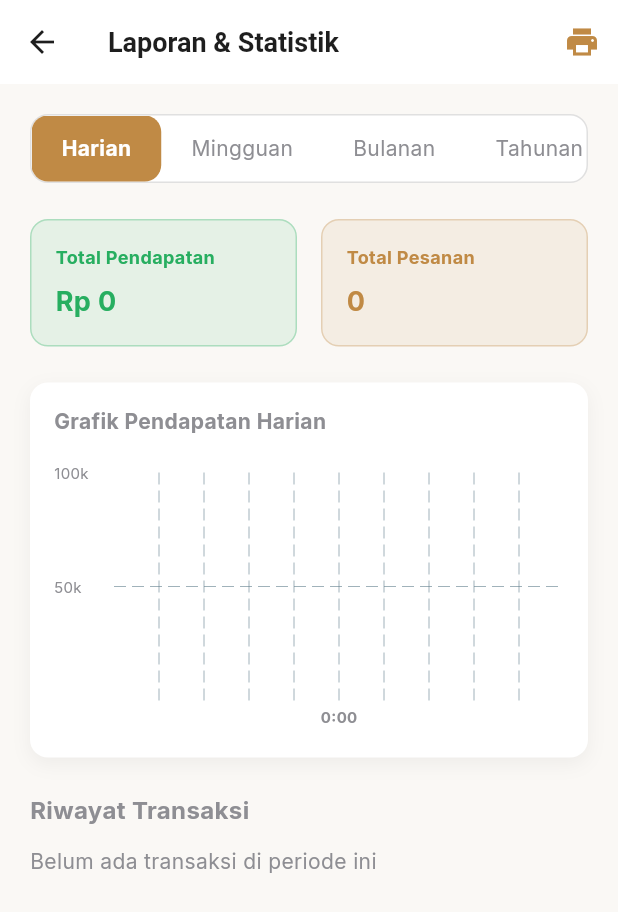
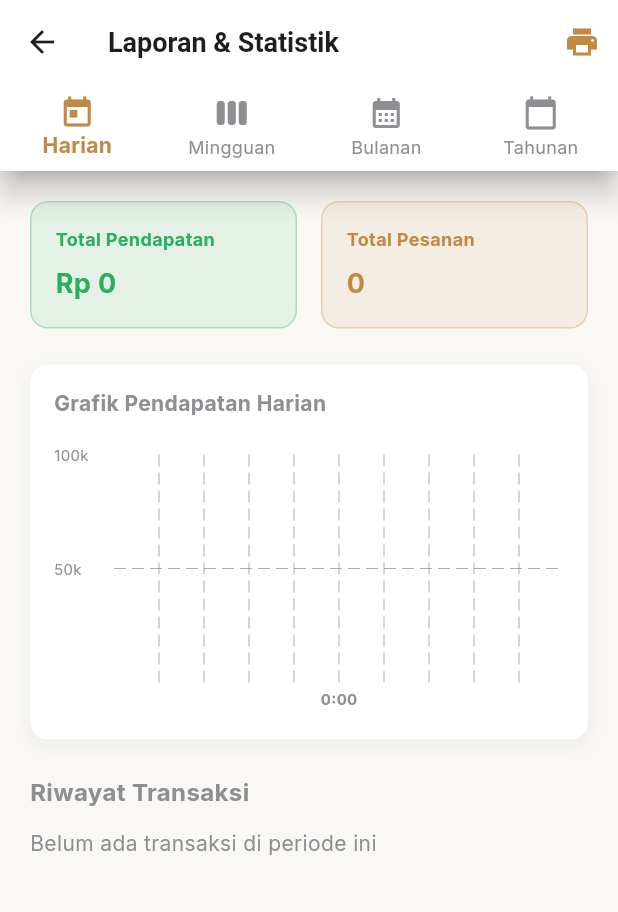
Before and after one commit to Alya-sriananda/NRelazion-Resto-mobile, a Flutter app: the AdminReportScreen screen opened by its route, on a phone screen of 412 x 824 dp. Shown: the top 912 px of the screen. Run offline on Flutter 3.47's test engine with Material 3 defaults, Android fonts, the phone set to English and light mode, and no system bars; drawn by our look-alikes of fl_chart; our stand-ins replace google_fonts, pdf, printing, shared_preferences; accounts and stored records are empty; network calls fail.

Commit message:
ganti format harga

```diff
--- a/lib/screens/admin/admin_dashboard_screen.dart
+++ b/lib/screens/admin/admin_dashboard_screen.dart
@@ -2,6 +2,7 @@ import 'package:flutter/material.dart';
 import 'package:provider/provider.dart';
 import '../../constants/app_colors.dart';
 import '../../providers/order_provider.dart';
+import '../../utils/format_helper.dart';
 import '../../providers/menu_provider.dart';
 
 class AdminDashboardScreen extends StatefulWidget {
@@ -108,7 +109,7 @@ class _AdminDashboardScreenState extends State<AdminDashboardScreen> {
                 physics: const NeverScrollableScrollPhysics(),
                 childAspectRatio: 1.5,
                 children: [
-                  _buildStatCard('Pendapatan Hari Ini', 'Rp $totalPendapatan', Icons.account_balance_wallet, AppColors.success),
+                  _buildStatCard('Pendapatan Hari Ini', FormatHelper.formatRupiah(totalPendapatan), Icons.account_balance_wallet, AppColors.success),
                   _buildStatCard('Pesanan Aktif', '$pesananAktif', Icons.receipt_long, AppColors.warning),
                   _buildStatCard('Menu Terjual', '$menuTerjual', Icons.restaurant, AppColors.info),
                   _buildStatCard('Total Menu', '${menuProv.menus.length}', Icons.menu_book, AppColors.primary),
@@ -145,7 +146,7 @@ class _AdminDashboardScreenState extends State<AdminDashboardScreen> {
                   String imgUrl = '';
                   try {
                     final m = menuProv.menus.firstWhere((m) => m.nama == menuName);
-                    price = 'Rp ${m.harga}';
+                    price = FormatHelper.formatRupiah(m.harga);
                     imgUrl = m.gambarUrl;
                   } catch (_) {}
 
--- a/lib/screens/admin/admin_menu_screen.dart
+++ b/lib/screens/admin/admin_menu_screen.dart
@@ -3,6 +3,7 @@ import 'package:provider/provider.dart';
 import '../../constants/app_colors.dart';
 import '../../models/menu_model.dart';
 import '../../providers/menu_provider.dart';
+import '../../utils/format_helper.dart';
  // for Drawer
 
 class AdminMenuScreen extends StatefulWidget {
@@ -217,7 +218,7 @@ class _AdminMenuScreenState extends State<AdminMenuScreen> {
                   ],
                 ),
                 const SizedBox(height: 4),
-                Text('${menu.kategori} • Rp ${menu.harga}', style: const TextStyle(color: AppColors.gray, fontSize: 12)),
+                Text('${menu.kategori} • ${FormatHelper.formatRupiah(menu.harga)}', style: const TextStyle(color: AppColors.gray, fontSize: 12)),
                 const SizedBox(height: 8),
                 Row(
                   children: [
--- a/lib/screens/admin/admin_report_screen.dart
+++ b/lib/screens/admin/admin_report_screen.dart
@@ -227,6 +227,15 @@ class _AdminReportScreenState extends State<AdminReportScreen> {
     final chartData = _getChartData(filteredOrders);
     final maxY = _getMaxY(chartData);
 
+    int currentIndex = 0;
+    switch (_selectedReportType) {
+      case 'Mingguan': currentIndex = 1; break;
+      case 'Bulanan': currentIndex = 2; break;
+      case 'Tahunan': currentIndex = 3; break;
+      case 'Harian':
+      default: currentIndex = 0; break;
+    }
+
     return Scaffold(
       backgroundColor: AppColors.cream,
       appBar: AppBar(
@@ -243,59 +252,57 @@ class _AdminReportScreenState extends State<AdminReportScreen> {
       body: RefreshIndicator(
         onRefresh: () => orderProv.fetchOrders(),
         child: SingleChildScrollView(
-          padding: const EdgeInsets.all(20),
           child: Column(
             crossAxisAlignment: CrossAxisAlignment.start,
             children: [
-              // Filter Pilihan Laporan Interaktif
               Container(
-                width: double.infinity,
                 decoration: BoxDecoration(
                   color: Colors.white,
-                  borderRadius: BorderRadius.circular(12),
-                  border: Border.all(color: Colors.grey[300]!),
+                  boxShadow: [
+                    BoxShadow(color: Colors.black.withValues(alpha: 0.05), blurRadius: 5, offset: const Offset(0, 2)),
+                  ],
                 ),
-                child: SingleChildScrollView(
-                  scrollDirection: Axis.horizontal,
-                  child: Row(
-                    mainAxisAlignment: MainAxisAlignment.spaceEvenly,
-                    children: ['Harian', 'Mingguan', 'Bulanan', 'Tahunan'].map((type) {
-                      bool isSelected = _selectedReportType == type;
-                      return InkWell(
-                        onTap: () {
-                          setState(() {
-                            _selectedReportType = type;
-                          });
-                        },
-                        child: Container(
-                          padding: const EdgeInsets.symmetric(horizontal: 20, vertical: 12),
-                          decoration: BoxDecoration(
-                            color: isSelected ? AppColors.primary : Colors.transparent,
-                            borderRadius: BorderRadius.circular(11),
-                          ),
-                          child: Text(
-                            type,
-                            style: TextStyle(
-                              color: isSelected ? Colors.white : AppColors.gray,
-                              fontWeight: isSelected ? FontWeight.bold : FontWeight.normal,
-                            ),
-                          ),
-                        ),
-                      );
-                    }).toList(),
-                  ),
+                child: BottomNavigationBar(
+                  currentIndex: currentIndex,
+                  onTap: (index) {
+                    String type;
+                    switch (index) {
+                      case 1: type = 'Mingguan'; break;
+                      case 2: type = 'Bulanan'; break;
+                      case 3: type = 'Tahunan'; break;
+                      case 0:
+                      default: type = 'Harian'; break;
+                    }
+                    setState(() {
+                      _selectedReportType = type;
+                    });
+                  },
+                  type: BottomNavigationBarType.fixed,
+                  backgroundColor: Colors.white,
+                  selectedItemColor: AppColors.primary,
+                  unselectedItemColor: AppColors.gray,
+                  selectedLabelStyle: const TextStyle(fontWeight: FontWeight.bold),
+                  items: const [
+                    BottomNavigationBarItem(icon: Icon(Icons.today), label: 'Harian'),
+                    BottomNavigationBarItem(icon: Icon(Icons.view_week), label: 'Mingguan'),
+                    BottomNavigationBarItem(icon: Icon(Icons.calendar_month), label: 'Bulanan'),
+                    BottomNavigationBarItem(icon: Icon(Icons.calendar_today), label: 'Tahunan'),
+                  ],
                 ),
               ),
-              const SizedBox(height: 24),
-
-              // Summary Cards
-              Row(
-                children: [
-                  Expanded(child: _buildSummaryCard('Total Pendapatan', 'Rp $totalPendapatan', AppColors.success)),
-                  const SizedBox(width: 16),
-                  Expanded(child: _buildSummaryCard('Total Pesanan', '${filteredOrders.length}', AppColors.primary)),
-                ],
-              ),
+              Padding(
+                padding: const EdgeInsets.all(20),
+                child: Column(
+                  crossAxisAlignment: CrossAxisAlignment.start,
+                  children: [
+                    // Summary Cards
+                    Row(
+                      children: [
+                        Expanded(child: _buildSummaryCard('Total Pendapatan', 'Rp ${NumberFormat.currency(locale: 'id_ID', symbol: '', decimalDigits: 0).format(totalPendapatan)}', AppColors.success)),
+                        const SizedBox(width: 16),
+                        Expanded(child: _buildSummaryCard('Total Pesanan', '${filteredOrders.length}', AppColors.primary)),
+                      ],
+                    ),
               const SizedBox(height: 24),
 
               // Chart Area
@@ -350,8 +357,8 @@ class _AdminReportScreenState extends State<AdminReportScreen> {
                                       if(val == 0) return const SizedBox();
                                       return Text('${(val/1000).toInt()}k', style: const TextStyle(color: AppColors.gray, fontSize: 10));
                                     })),
-                            topTitles: AxisTitles(sideTitles: SideTitles(showTitles: false)),
-                            rightTitles: AxisTitles(sideTitles: SideTitles(showTitles: false)),
+                            topTitles: const AxisTitles(sideTitles: SideTitles(showTitles: false)),
+                            rightTitles: const AxisTitles(sideTitles: SideTitles(showTitles: false)),
                           ),
                           borderData: FlBorderData(show: false),
                           barGroups: chartData,
@@ -374,14 +381,17 @@ class _AdminReportScreenState extends State<AdminReportScreen> {
                   return _buildTransactionItem(
                     o.id.length > 6 ? o.id.substring(0, 6).toUpperCase() : o.id.toUpperCase(),
                     DateFormat('dd MMM yyyy HH:mm').format(o.tanggal),
-                    'Rp ${o.totalHarga}'
+                    'Rp ${NumberFormat.currency(locale: 'id_ID', symbol: '', decimalDigits: 0).format(o.totalHarga)}'
                   );
                 }),
             ],
           ),
         ),
-      ),
-    );
+      ],
+    ),
+  ),
+),
+);
   }
 
   Widget _buildSummaryCard(String title, String value, Color color) {
--- a/lib/screens/customer/customer_favorite_screen.dart
+++ b/lib/screens/customer/customer_favorite_screen.dart
@@ -2,6 +2,7 @@ import 'package:flutter/material.dart';
 import 'package:provider/provider.dart';
 import '../../constants/app_colors.dart';
 import '../../providers/favorite_provider.dart';
+import '../../utils/format_helper.dart';
 import '../../models/menu_model.dart';
 
 class CustomerFavoriteScreen extends StatelessWidget {
@@ -85,7 +86,7 @@ class CustomerFavoriteScreen extends StatelessWidget {
                   Text(menu.nama, style: const TextStyle(fontWeight: FontWeight.bold, fontSize: 14)),
                   Text(menu.kategori, style: const TextStyle(color: AppColors.gray, fontSize: 12)),
                   const SizedBox(height: 8),
-                  Text('Rp ${menu.harga}', style: const TextStyle(color: AppColors.primary, fontWeight: FontWeight.bold)),
+                  Text(FormatHelper.formatRupiah(menu.harga), style: const TextStyle(color: AppColors.primary, fontWeight: FontWeight.bold)),
                 ],
               ),
             ),
--- a/lib/screens/customer/customer_menu_list_screen.dart
+++ b/lib/screens/customer/customer_menu_list_screen.dart
@@ -2,6 +2,7 @@ import 'package:flutter/material.dart';
 import 'package:provider/provider.dart';
 import '../../constants/app_colors.dart';
 import '../../providers/menu_provider.dart';
+import '../../utils/format_helper.dart';
 import '../../models/menu_model.dart';
 
 class CustomerMenuListScreen extends StatefulWidget {
@@ -163,7 +164,7 @@ class _CustomerMenuListScreenState extends State<CustomerMenuListScreen> {
                   Row(
                     mainAxisAlignment: MainAxisAlignment.spaceBetween,
                     children: [
-                      Text('Rp ${menu.harga}', style: const TextStyle(color: AppColors.primary, fontWeight: FontWeight.bold, fontSize: 14)),
+                      Text(FormatHelper.formatRupiah(menu.harga), style: const TextStyle(color: AppColors.primary, fontWeight: FontWeight.bold, fontSize: 14)),
                       Container(
                         padding: const EdgeInsets.all(4),
                         decoration: BoxDecoration(color: AppColors.primary, borderRadius: BorderRadius.circular(6)),
--- a/lib/screens/shared/order_detail_screen.dart
+++ b/lib/screens/shared/order_detail_screen.dart
@@ -3,6 +3,7 @@ import 'package:intl/intl.dart';
 import 'package:provider/provider.dart';
 import '../../constants/app_colors.dart';
 import '../../models/order_model.dart';
+import '../../utils/format_helper.dart';
 import '../../providers/meja_provider.dart';
 
 class OrderDetailScreen extends StatelessWidget {
@@ -108,7 +109,7 @@ class OrderDetailScreen extends StatelessWidget {
                     mainAxisAlignment: MainAxisAlignment.spaceBetween,
                     children: [
                       const Text('Total Pembayaran', style: TextStyle(fontWeight: FontWeight.bold, fontSize: 16)),
-                      Text('Rp ${order.totalHarga}', style: const TextStyle(color: AppColors.primary, fontWeight: FontWeight.bold, fontSize: 18)),
+                      Text(FormatHelper.formatRupiah(order.totalHarga), style: const TextStyle(color: AppColors.primary, fontWeight: FontWeight.bold, fontSize: 18)),
                     ],
                   ),
                 ],
@@ -173,7 +174,7 @@ class OrderDetailScreen extends StatelessWidget {
               ],
             ),
           ),
-          Text('Rp ${item.harga * item.quantity}', style: const TextStyle(fontWeight: FontWeight.bold)),
+          Text(FormatHelper.formatRupiah(item.harga * item.quantity), style: const TextStyle(fontWeight: FontWeight.bold)),
         ],
       ),
     );
--- a/pubspec.yaml
+++ b/pubspec.yaml
@@ -50,6 +50,7 @@ dependencies:
 dev_dependencies:
   flutter_test:
     sdk: flutter
+  flutter_lints: ^3.0.1
 
 flutter_launcher_icons:
   android: "nrelazion_ic_v01"
```
Also changed, not shown: lib/screens/admin/admin_order_screen.dart (+6 -5 lines), lib/screens/customer/customer_cart_screen.dart (+6 -2 lines), lib/screens/customer/customer_history_screen.dart (+5 -4 lines), lib/screens/customer/customer_home_screen.dart (+5 -4 lines), lib/screens/customer/customer_menu_detail_screen.dart (+4 -3 lines), lib/screens/kasir/kasir_dashboard_screen.dart (+4 -3 lines), lib/screens/kasir/kasir_meja_screen.dart (+38 -4 lines), lib/screens/kasir/kasir_order_screen.dart (+6 -5 lines), lib/utils/format_helper.dart (added, +7 -0 lines), pubspec.lock.
